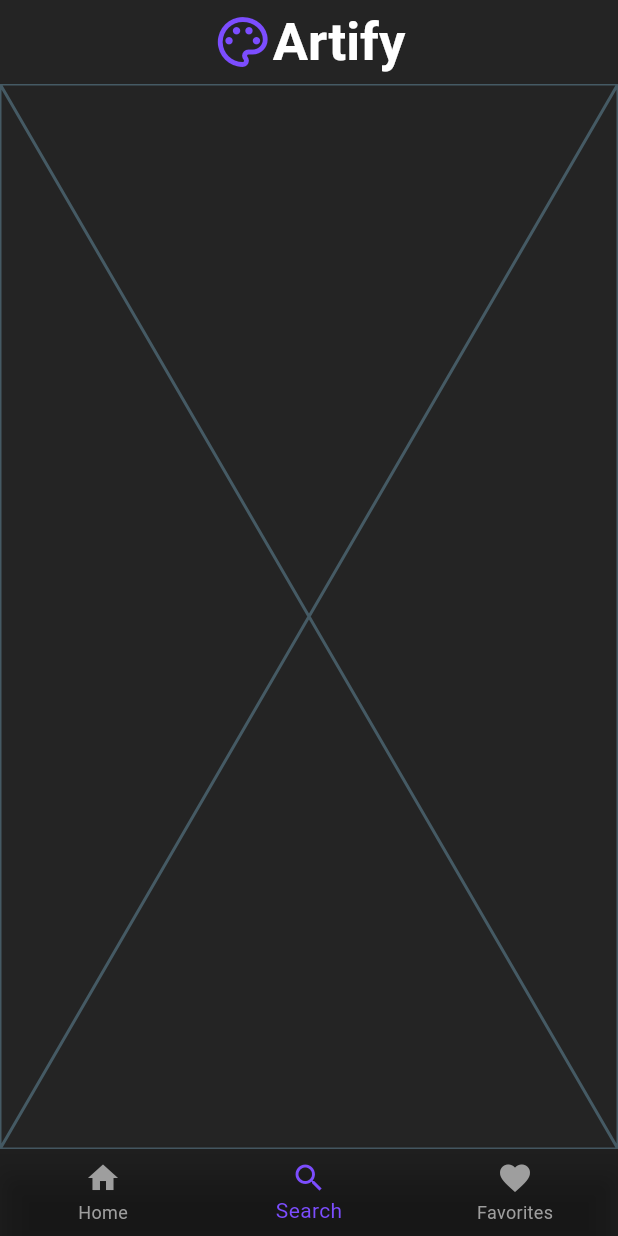
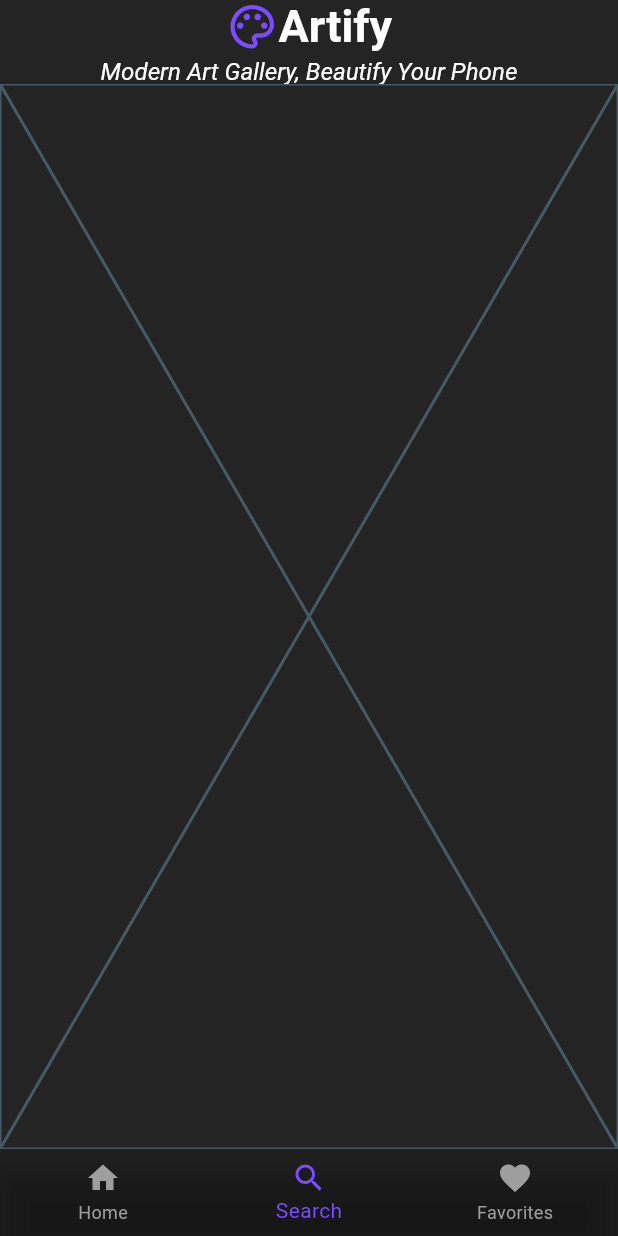
Before and after one commit to AksitArda/Artify, a Flutter app: the screen it shows after launch, swiped to page 2, on a phone screen of 412 x 824 dp. Run offline on Flutter 3.47's test engine with Material 3 defaults, Android fonts, the light colour scheme and no system bars; network calls fail.

Commit message:
Home , Favorites and Main pages edited.

```diff
--- a/lib/favorites.dart
+++ b/lib/favorites.dart
@@ -19,20 +19,20 @@ class Favorites extends StatelessWidget {
         crossAxisAlignment: CrossAxisAlignment.start,
         children: [
           // Popular Section
-          Text(
+          Row(children: [Text(
             'Favorites',
             style: TextStyle(
                 color: Colors.white,
                 fontSize: 20,
                 fontWeight: FontWeight.bold),
-          ),
+          ),SizedBox(width: 4,),Icon(Icons.favorite, color:Colors.deepPurple,),],),
           SizedBox(height: 10),
           GridView.builder(
             shrinkWrap: true,
             physics: NeverScrollableScrollPhysics(),
             itemCount: newImages.length,
             gridDelegate: SliverGridDelegateWithFixedCrossAxisCount(
-              crossAxisCount: 2,
+              crossAxisCount: 3,
               crossAxisSpacing: 10,
               mainAxisSpacing: 10,
             ),
--- a/lib/home.dart
+++ b/lib/home.dart
@@ -27,13 +27,13 @@ class Home extends StatelessWidget {
           crossAxisAlignment: CrossAxisAlignment.start,
           children: [
             // Popular Section
-            Text(
+            Row(children: [Text(
               'Popular',
               style: TextStyle(
                   color: Colors.white,
                   fontSize: 20,
                   fontWeight: FontWeight.bold),
-            ),
+            ),SizedBox(width: 4,),Icon(Icons.star, color:Colors.deepPurple,),],),
             SizedBox(height: 10),
             SizedBox(
               height: 300,
@@ -57,13 +57,13 @@ class Home extends StatelessWidget {
             ),
             SizedBox(height: 20),
             // New Section
-            Text(
+            Row(children: [Text(
               'New',
               style: TextStyle(
                   color: Colors.white,
                   fontSize: 20,
                   fontWeight: FontWeight.bold),
-            ),
+            ),SizedBox(width: 4,),Icon(Icons.photo, color:Colors.deepPurple,),],),
             SizedBox(height: 10),
             GridView.builder(
               shrinkWrap: true,
--- a/lib/main.dart
+++ b/lib/main.dart
@@ -34,24 +34,60 @@ class _MainState extends State<Main> {
         backgroundColor: Color.fromARGB(255, 36, 36, 36),
         elevation: 0,
         title: Center(
-            child: Row(
+          child: Column(
+            children: [
+              Row(
                 crossAxisAlignment: CrossAxisAlignment.center,
                 mainAxisAlignment: MainAxisAlignment.center,
                 children: [
                   Icon(
                     Icons.palette_outlined,
                     color: Colors.deepPurpleAccent,
-              size: 40,
+                    size: 35,
                   ),
                   Text(
                     'Artify',
                     style: TextStyle(
                         color: Colors.white,
                         fontWeight: FontWeight.bold,
-                  fontSize: 35),
+                        fontSize: 30),
+                  ),
+                ],
+              ),
+              Row(
+                crossAxisAlignment: CrossAxisAlignment.center,
+                mainAxisAlignment: MainAxisAlignment.center,
+                children: [
+                  /*Text(
+                    'Modern Art Gallery  ',
+                    style: TextStyle(
+                        color: Colors.white,
+                        fontWeight: FontWeight.bold,
+                        fontStyle: FontStyle.italic,
+                        fontSize: 16),
+                  ),*/
+                  /*Icon(
+                    Icons.yard_outlined,
+                    color: Colors.deepPurple,
+                    size: 20, // Belki Kullanırız.
+                  ),*/
+                  Text(
+                    'Modern Art Gallery, Beautify Your Phone',
+                    style: TextStyle(
+                        color: Colors.white,
+                        fontStyle: FontStyle.italic,
+                        fontSize: 16),
+                  ),
+                  /*Icon(
+                    Icons.phone_iphone_rounded,
+                    color: Colors.deepPurple,
+                    size: 20,
+                  ),*/ // Belki Kullanırız.
+                ],
               )
             ],
-        )),
+          ),
+        ),
       ),
       body: PageView(
         controller: _pageController,
```
Lines whose indentation alone changed are shown as unchanged.
